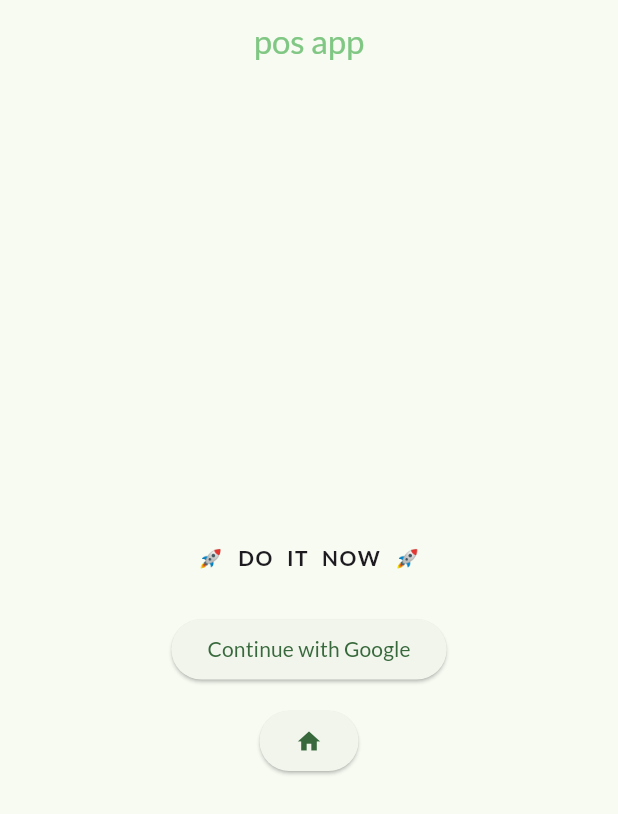
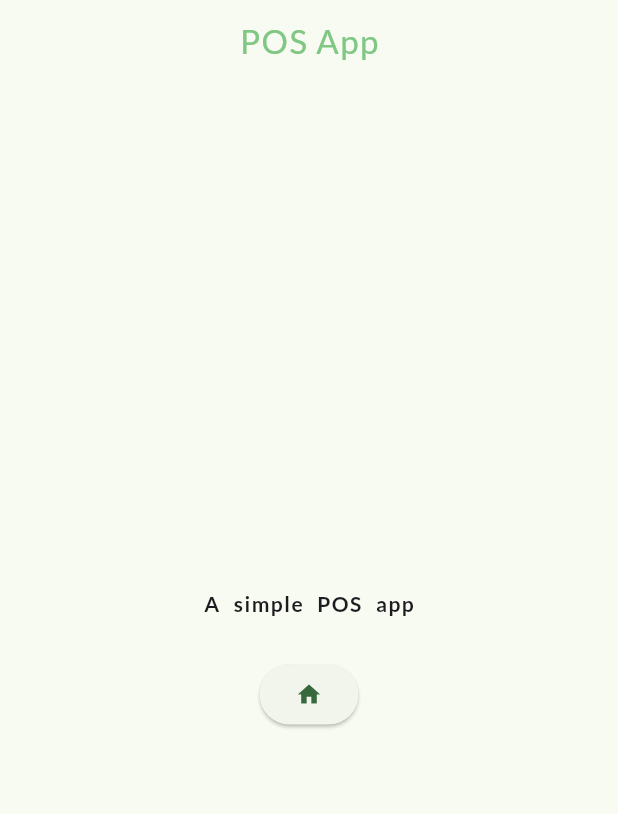
Before and after one commit to johninquest/posa, a Flutter app: the screen it shows after launch, on a phone screen of 412 x 824 dp. Shown: the top 814 px of the screen. Run offline on Flutter 3.47's test engine with Material 3 defaults, Android fonts, the phone set to English and light mode, and no system bars; our stand-ins replace go_router, google_fonts, package_info_plus.

Commit message:
updated landing page

```diff
--- a/lib/pages/auth.dart
+++ b/lib/pages/auth.dart
@@ -3,7 +3,7 @@ import 'package:go_router/go_router.dart';
 // import '../../pages/home.dart';
 import '../../style/colors.dart';
 // import '../../utils/router.dart';
-import 'dart:developer';
+// import 'dart:developer';
 
 class AuthPage extends StatelessWidget {
   const AuthPage({super.key});
@@ -13,8 +13,8 @@ class AuthPage extends StatelessWidget {
     return Scaffold(
       appBar: AppBar(
         title: const Text(
-          'pos app',
-          style: TextStyle(color: primaryColor),
+          'POS App',
+          style: TextStyle(color: primaryColor, letterSpacing: 1.0),
         ),
         centerTitle: true,
         automaticallyImplyLeading: false,
@@ -26,7 +26,7 @@ class AuthPage extends StatelessWidget {
           children: [
             Container(
                 margin: const EdgeInsets.only(bottom: 13.0),
-                child: const Text('🚀 DO IT NOW 🚀',
+                child: const Text('A simple POS app',
                     style: TextStyle(
                         fontWeight: FontWeight.bold,
                         wordSpacing: 5.0,
@@ -34,7 +34,7 @@ class AuthPage extends StatelessWidget {
             const SizedBox(
               height: 13.0,
             ),
-            ElevatedButton(
+            /*  ElevatedButton(
               onPressed: () => log('Tapped google button'),
               child: const Text(
                 'Continue with Google',
@@ -42,7 +42,7 @@ class AuthPage extends StatelessWidget {
             ),
             const SizedBox(
               height: 13.0,
-            ),
+            ), */
             ElevatedButton(
               onPressed: () => context.go('/home'),
               child: const Icon(Icons.home),
```
